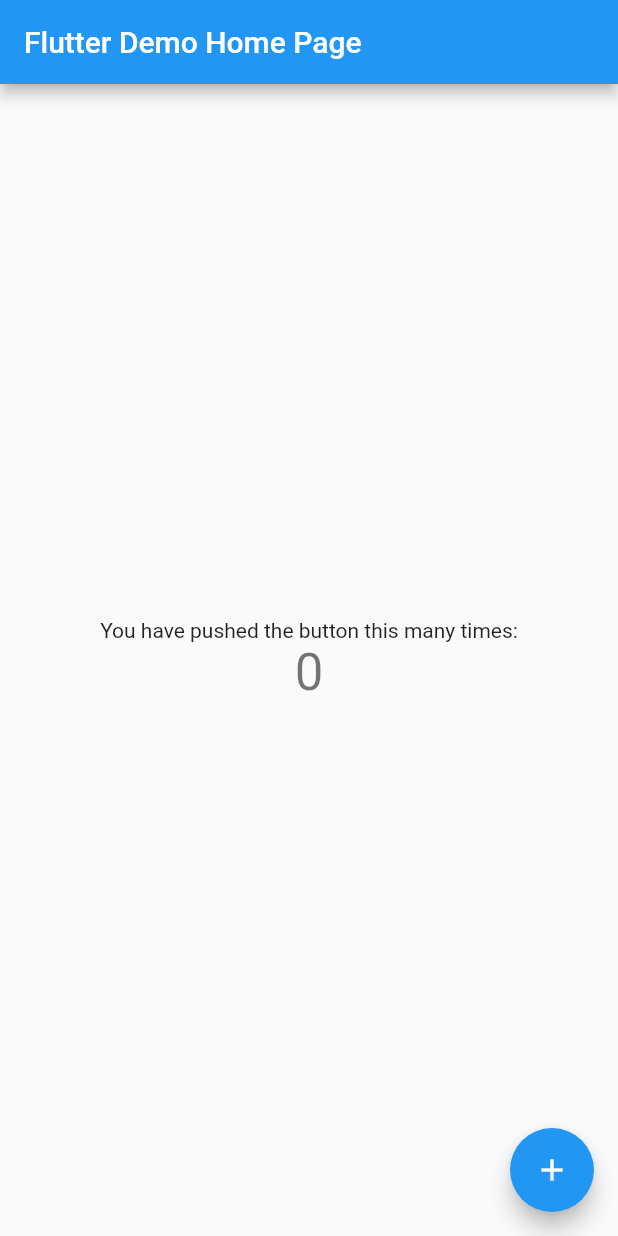
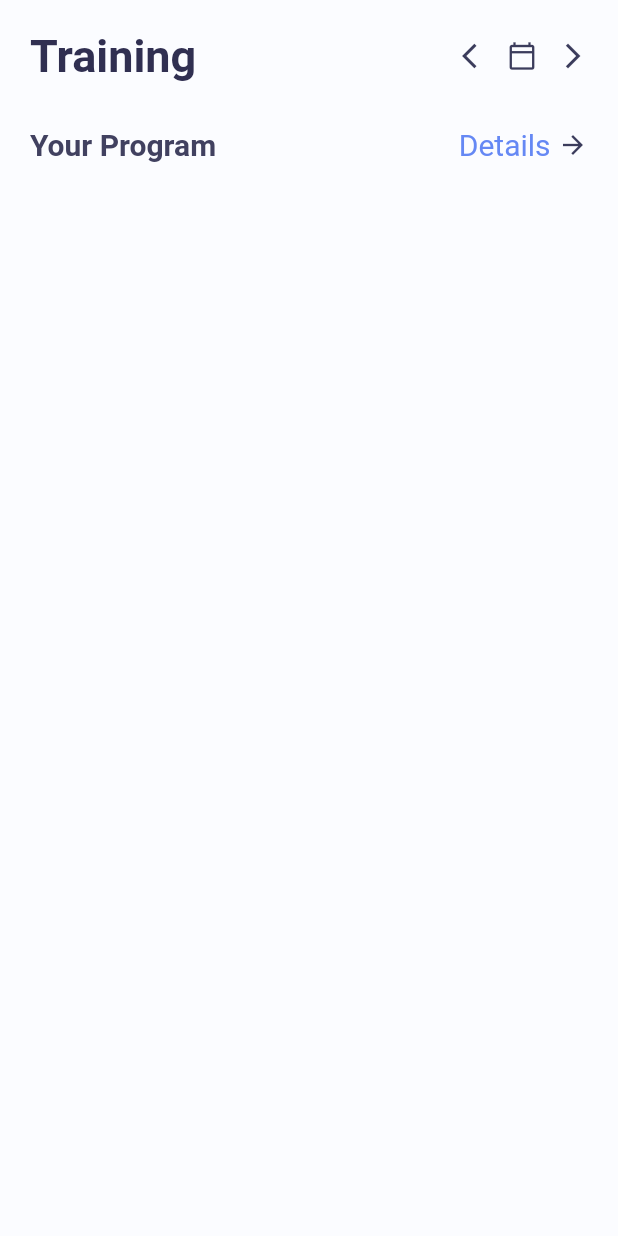
Before and after one commit to danialkhosrojerdi/video_player, a Flutter app: the screen it shows after launch, on a phone screen of 412 x 824 dp. Run offline on Flutter 3.47's test engine with Material 2 defaults, Android fonts, the phone set to English and light mode, and no system bars.

Commit message:
ساخت دو ردیف اول

```diff
--- a/lib/main.dart
+++ b/lib/main.dart
@@ -1,4 +1,6 @@
 import 'package:flutter/material.dart';
+
+import 'MyHomePage.dart';
 
 void main() {
   runApp(MyApp());
@@ -9,96 +11,12 @@ class MyApp extends StatelessWidget {
   @override
   Widget build(BuildContext context) {
     return MaterialApp(
+      debugShowCheckedModeBanner: false,
       title: 'Flutter Demo',
       theme: ThemeData(
         primarySwatch: Colors.blue,
       ),
-      home: MyHomePage(title: 'Flutter Demo Home Page'),
+      home: MyHomePage(),
     );
   }
 }
-
-class MyHomePage extends StatefulWidget {
-  MyHomePage({Key? key, required this.title}) : super(key: key);
-
-  // This widget is the home page of your application. It is stateful, meaning
-  // that it has a State object (defined below) that contains fields that affect
-  // how it looks.
-
-  // This class is the configuration for the state. It holds the values (in this
-  // case the title) provided by the parent (in this case the App widget) and
-  // used by the build method of the State. Fields in a Widget subclass are
-  // always marked "final".
-
-  final String title;
-
-  @override
-  _MyHomePageState createState() => _MyHomePageState();
-}
-
-class _MyHomePageState extends State<MyHomePage> {
-  int _counter = 0;
-
-  void _incrementCounter() {
-    setState(() {
-      // This call to setState tells the Flutter framework that something has
-      // changed in this State, which causes it to rerun the build method below
-      // so that the display can reflect the updated values. If we changed
-      // _counter without calling setState(), then the build method would not be
-      // called again, and so nothing would appear to happen.
-      _counter++;
-    });
-  }
-
-  @override
-  Widget build(BuildContext context) {
-    // This method is rerun every time setState is called, for instance as done
-    // by the _incrementCounter method above.
-    //
-    // The Flutter framework has been optimized to make rerunning build methods
-    // fast, so that you can just rebuild anything that needs updating rather
-    // than having to individually change instances of widgets.
-    return Scaffold(
-      appBar: AppBar(
-        // Here we take the value from the MyHomePage object that was created by
-        // the App.build method, and use it to set our appbar title.
-        title: Text(widget.title),
-      ),
-      body: Center(
-        // Center is a layout widget. It takes a single child and positions it
-        // in the middle of the parent.
-        child: Column(
-          // Column is also a layout widget. It takes a list of children and
-          // arranges them vertically. By default, it sizes itself to fit its
-          // children horizontally, and tries to be as tall as its parent.
-          //
-          // Invoke "debug painting" (press "p" in the console, choose the
-          // "Toggle Debug Paint" action from the Flutter Inspector in Android
-          // Studio, or the "Toggle Debug Paint" command in Visual Studio Code)
-          // to see the wireframe for each widget.
-          //
-          // Column has various properties to control how it sizes itself and
-          // how it positions its children. Here we use mainAxisAlignment to
-          // center the children vertically; the main axis here is the vertical
-          // axis because Columns are vertical (the cross axis would be
-          // horizontal).
-          mainAxisAlignment: MainAxisAlignment.center,
-          children: <Widget>[
-            Text(
-              'You have pushed the button this many times:',
-            ),
-            Text(
-              '$_counter',
-              style: Theme.of(context).textTheme.headline4,
-            ),
-          ],
-        ),
-      ),
-      floatingActionButton: FloatingActionButton(
-        onPressed: _incrementCounter,
-        tooltip: 'Increment',
-        child: Icon(Icons.add),
-      ), // This trailing comma makes auto-formatting nicer for build methods.
-    );
-  }
-}
--- /dev/null
+++ b/lib/myHomePage.dart
@@ -0,0 +1,93 @@
+import 'package:flutter/material.dart';
+import 'colors.dart' as color;
+
+class MyHomePage extends StatefulWidget {
+  const MyHomePage({Key? key}) : super(key: key);
+
+  @override
+  State<MyHomePage> createState() => _MyHomePageState();
+}
+
+class _MyHomePageState extends State<MyHomePage> {
+  @override
+  Widget build(BuildContext context) {
+    return Scaffold(
+      backgroundColor: color.AppColor.homePageBackground,
+      body: SafeArea(
+          child: Padding(
+        padding: const EdgeInsets.only(left: 20, top: 20, right: 20),
+        child: Container(
+          child: Column(
+            children: [
+              Row(
+                children: [
+                  Text(
+                    'Training',
+                    style: TextStyle(
+                      fontSize: 30,
+                      fontWeight: FontWeight.w600,
+                      color: color.AppColor.homePageTitle,
+                    ),
+                  ),
+                  Expanded(child: Container()),
+                  Icon(
+                    Icons.arrow_back_ios,
+                    color: color.AppColor.homePageIcons,
+                    size: 20,
+                  ),
+                  SizedBox(
+                    width: 10,
+                  ),
+                  Icon(
+                    Icons.calendar_today_outlined,
+                    color: color.AppColor.homePageIcons,
+                    size: 20,
+                  ),
+                  SizedBox(
+                    width: 14,
+                  ),
+                  Icon(
+                    Icons.arrow_forward_ios,
+                    color: color.AppColor.homePageIcons,
+                    size: 20,
+                  )
+                ],
+              ),
+              SizedBox(
+                height: 30,
+              ),
+              Row(
+                children: [
+                  Text(
+                    'Your Program',
+                    style: TextStyle(
+                      fontSize: 20,
+                      fontWeight: FontWeight.w600,
+                      color: color.AppColor.homePageSubtitle,
+                    ),
+                  ),
+                  Expanded(child: Container()),
+                  Text(
+                    'Details',
+                    style: TextStyle(
+                      fontSize: 20,
+                      color: color.AppColor.homePageDetail,
+                    ),
+                  ),
+                  SizedBox(
+                    width: 5,
+                  ),
+                  Icon(
+                    Icons.arrow_forward,
+                    size: 20,
+                    color: color.AppColor.homePageIcons,
+                  )
+                ],
+              )
+            ],
+          ),
+        ),
+      )),
+    );
+  }
+}
```
Also changed, not shown: pubspec.lock, 2 other files.
